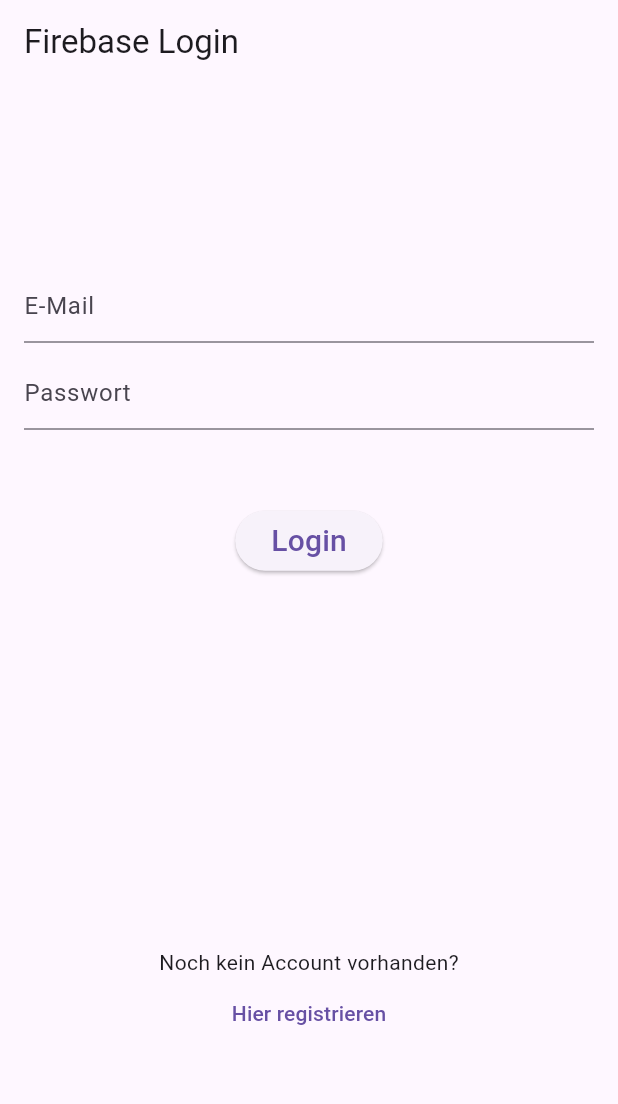
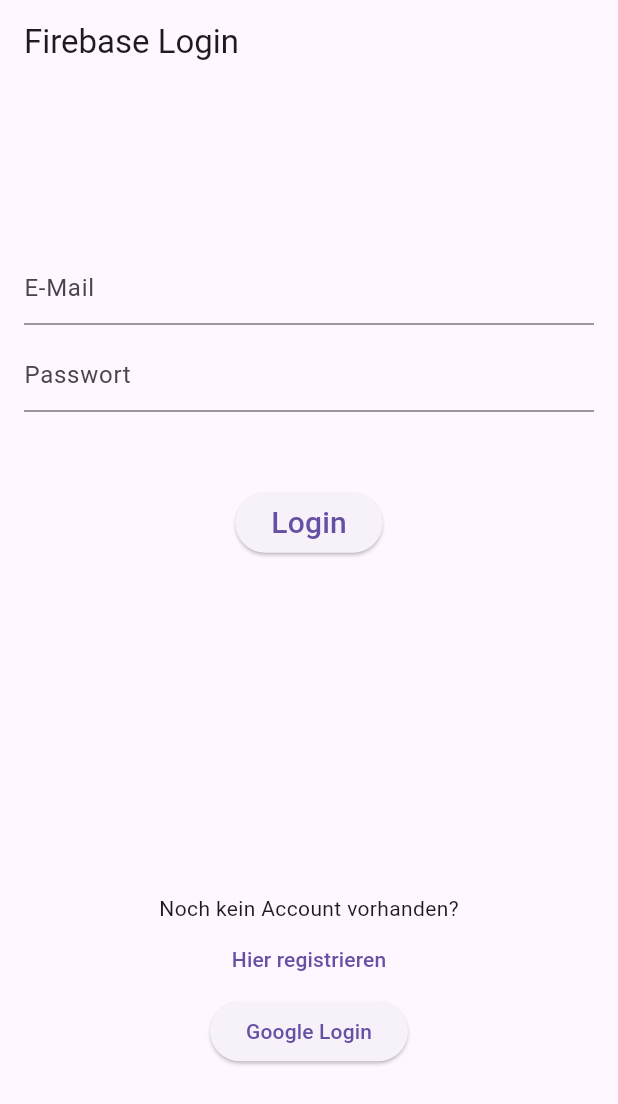
Before and after one commit to Jura17/cat_app, a Flutter app: the screen it shows after launch, on a phone screen of 412 x 824 dp. Shown: the top 1104 px of the screen. Run offline on Flutter 3.47's test engine with Material 3 defaults, Android fonts, the phone set to English and light mode, and no system bars; our stand-ins replace firebase_auth, firebase_core, google_sign_in; accounts and stored records are empty; generated files the repository leaves out were written again.

Commit message:
feat: add googe-login

```diff
--- a/lib/features/auth/data/firebase_auth_repository.dart
+++ b/lib/features/auth/data/firebase_auth_repository.dart
@@ -38,7 +38,6 @@ class FirebaseAuthRepository implements AuthRepository {
   Future<String?> signInWithGoogle() async {
     try {
       final GoogleSignInAccount? googleUser = await GoogleSignIn().signIn();
-
       final GoogleSignInAuthentication? googleAuth = await googleUser?.authentication;
 
       final credential = GoogleAuthProvider.credential(
@@ -58,6 +57,7 @@ class FirebaseAuthRepository implements AuthRepository {
 
   @override
   Future<void> logOut() async {
+    await GoogleSignIn().signOut();
     await _auth.signOut();
   }
 }
--- a/lib/features/auth/widgets/login_form_widget.dart
+++ b/lib/features/auth/widgets/login_form_widget.dart
@@ -66,7 +66,8 @@ class _LoginFormWidgetState extends State<LoginFormWidget> {
                 widget.showRegisterWidgetFunction(true);
               },
               child: Text("Hier registrieren"),
-            )
+            ),
+            ElevatedButton(onPressed: () => googleLogin(), child: Text("Google Login"))
           ],
         )
       ],
@@ -87,5 +88,6 @@ class _LoginFormWidgetState extends State<LoginFormWidget> {
 
   void googleLogin() async {
     errorText = await widget.authRepository.signInWithGoogle();
+    setState(() {});
   }
 }
--- a/lib/features/auth/widgets/register_form_widget.dart
+++ b/lib/features/auth/widgets/register_form_widget.dart
@@ -66,7 +66,8 @@ class _RegisterFormWidgetState extends State<RegisterFormWidget> {
                 widget.showRegisterWidgetFunction(false);
               },
               child: Text("Zum Login"),
-            )
+            ),
+            ElevatedButton(onPressed: () => googleLogin(), child: Text("Google Login"))
           ],
         )
       ],
@@ -84,4 +85,9 @@ class _RegisterFormWidgetState extends State<RegisterFormWidget> {
         .registerWithEmailPassword(widget.emailController.text, widget.passwordController.text);
     setState(() {});
   }
+
+  void googleLogin() async {
+    errorText = await widget.authRepository.signInWithGoogle();
+    setState(() {});
+  }
 }
--- a/lib/main.dart
+++ b/lib/main.dart
@@ -2,9 +2,9 @@ import 'package:firebase_auth/firebase_auth.dart';
 import 'package:firebase_core/firebase_core.dart';
 import 'package:firebase_test_app/features/auth/data/auth_repository.dart';
 import 'package:firebase_test_app/features/auth/data/firebase_auth_repository.dart';
-import 'package:firebase_test_app/features/auth/screens/auth_screen.dart';
 import 'package:firebase_test_app/firebase_options.dart';
-import 'package:firebase_test_app/home_screen.dart';
+
+import 'package:firebase_test_app/main_app.dart';
 import 'package:flutter/material.dart';
 
 void main() async {
@@ -13,28 +13,9 @@ void main() async {
     options: DefaultFirebaseOptions.currentPlatform,
   );
 
+  // Firebase-Instanz wird erstellt und repo mitgegeben
   FirebaseAuth auth = FirebaseAuth.instance;
   final AuthRepository authRepository = FirebaseAuthRepository(auth);
+
   runApp(MainApp(authRepository: authRepository));
 }
-
-class MainApp extends StatelessWidget {
-  final AuthRepository authRepository;
-
-  const MainApp({super.key, required this.authRepository});
-
-  @override
-  Widget build(BuildContext context) {
-    return MaterialApp(
-      home: StreamBuilder<User?>(
-          stream: authRepository.onAuthChanged() as Stream<User?>,
-          builder: (context, snapshot) {
-            if (snapshot.hasData && snapshot.data != null) {
-              final user = snapshot.data!;
-              return HomeScreen(user: user, loginRepository: authRepository);
-            }
-            return AuthScreen(loginRepository: authRepository);
-          }),
-    );
-  }
-}
--- /dev/null
+++ b/lib/main_app.dart
@@ -0,0 +1,26 @@
+import 'package:firebase_auth/firebase_auth.dart';
+import 'package:firebase_test_app/features/auth/data/auth_repository.dart';
+import 'package:firebase_test_app/features/auth/screens/auth_screen.dart';
+import 'package:firebase_test_app/home_screen.dart';
+import 'package:flutter/material.dart';
+
+class MainApp extends StatelessWidget {
+  final AuthRepository authRepository;
+
+  const MainApp({super.key, required this.authRepository});
+
+  @override
+  Widget build(BuildContext context) {
+    return MaterialApp(
+      home: StreamBuilder<User?>(
+          stream: authRepository.onAuthChanged() as Stream<User?>,
+          builder: (context, snapshot) {
+            if (snapshot.hasData && snapshot.data != null) {
+              final user = snapshot.data!;
+              return HomeScreen(user: user, loginRepository: authRepository);
+            }
+            return AuthScreen(loginRepository: authRepository);
+          }),
+    );
+  }
+}
```
Also changed, not shown: 5 other files.
